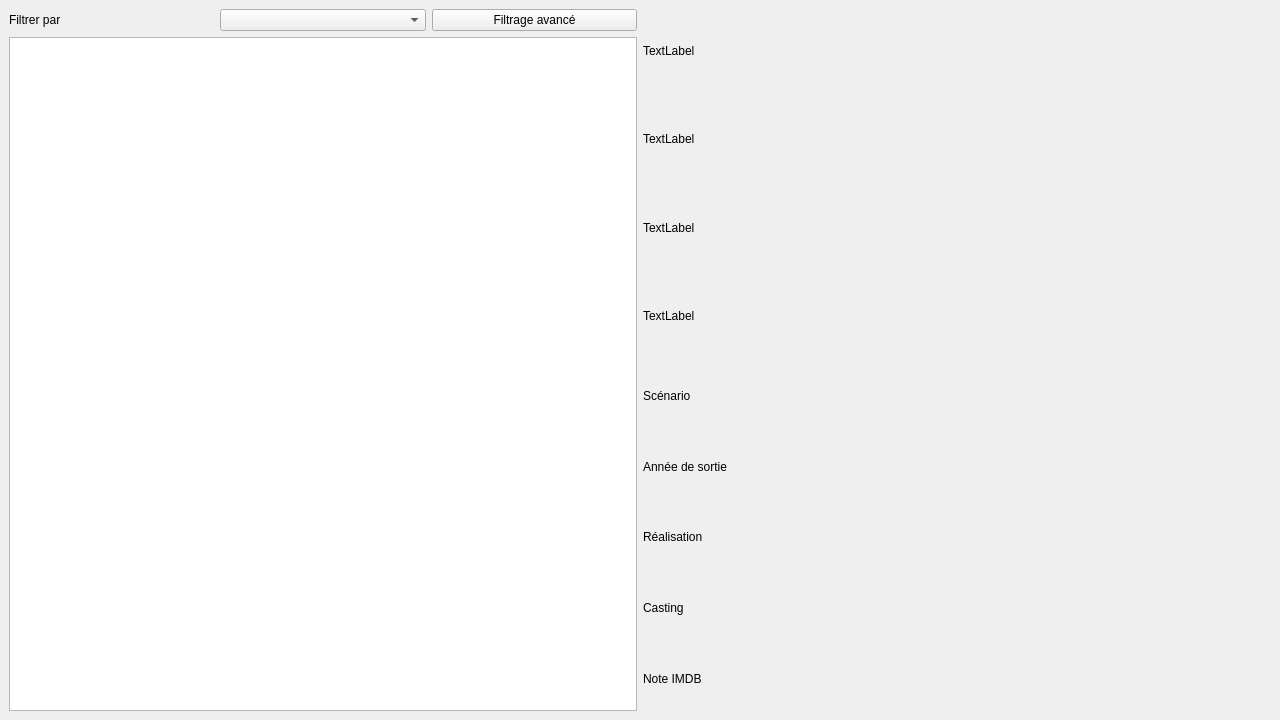
The window that MainWindow.ui (AmbreM71/MovieManager) describes before a commit, drawn with Qt 5.
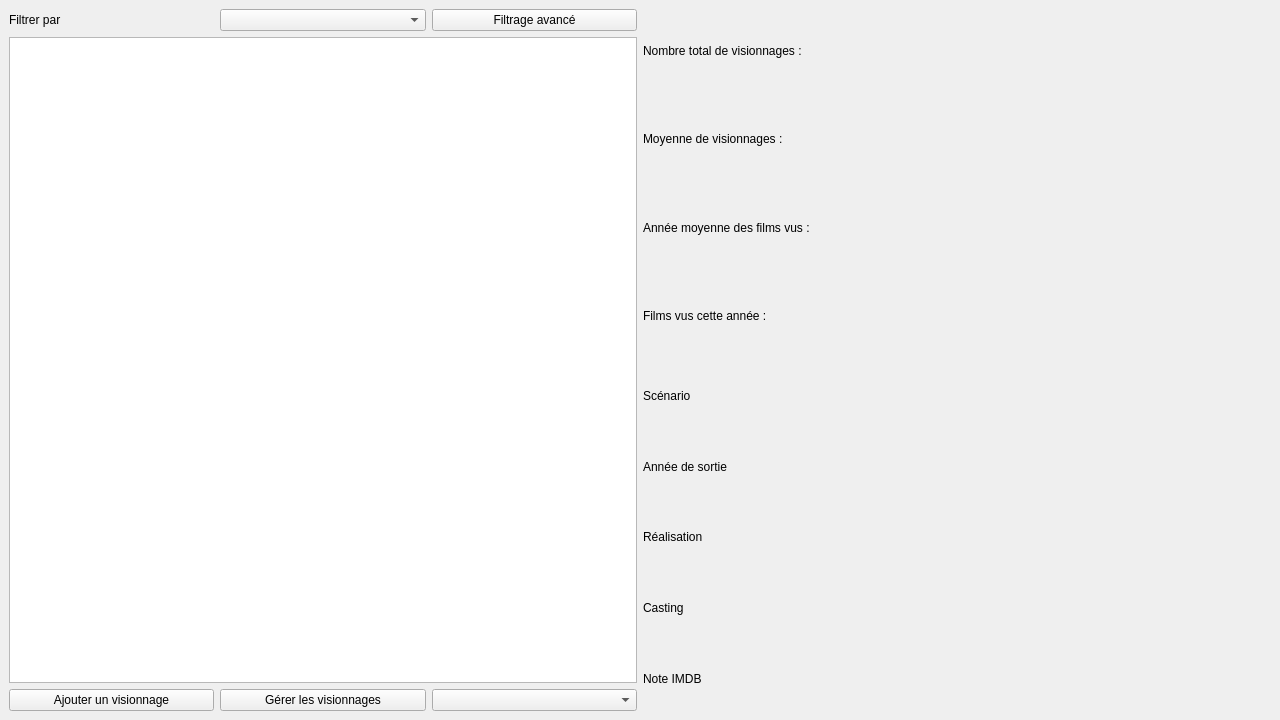
The same window after the commit.

Commit message: Add some widgets to the main UI

```diff
--- a/MainWindow.ui
+++ b/MainWindow.ui
@@ -59,6 +59,27 @@
           </property>
          </widget>
         </item>
+        <item>
+         <layout class="QHBoxLayout" name="MoviesActionLayout">
+          <item>
+           <widget class="QPushButton" name="AddViewButton">
+            <property name="text">
+             <string>Ajouter un visionnage</string>
+            </property>
+           </widget>
+          </item>
+          <item>
+           <widget class="QPushButton" name="ManageMovieViewsButton">
+            <property name="text">
+             <string>Gérer les visionnages</string>
+            </property>
+           </widget>
+          </item>
+          <item>
+           <widget class="QComboBox" name="SortComboBox"/>
+          </item>
+         </layout>
+        </item>
        </layout>
       </item>
      </layout>
@@ -70,28 +91,28 @@
         <item row="2" column="0">
          <widget class="QLabel" name="label_4">
           <property name="text">
-           <string>TextLabel</string>
+           <string>Année moyenne des films vus : </string>
           </property>
          </widget>
         </item>
         <item row="0" column="0">
          <widget class="QLabel" name="label">
           <property name="text">
-           <string>TextLabel</string>
+           <string>Nombre total de visionnages : </string>
           </property>
          </widget>
         </item>
         <item row="1" column="0">
          <widget class="QLabel" name="label_3">
           <property name="text">
-           <string>TextLabel</string>
+           <string>Moyenne de visionnages : </string>
           </property>
          </widget>
         </item>
         <item row="3" column="0">
          <widget class="QLabel" name="label_5">
           <property name="text">
-           <string>TextLabel</string>
+           <string>Films vus cette année : </string>
           </property>
          </widget>
         </item>
```
Left out of the diff: 8 changed lines with no effect on the pictures.
